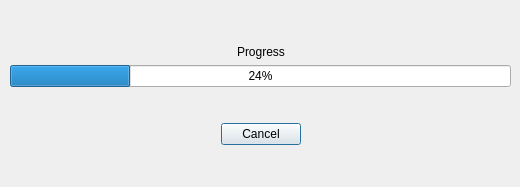
This is progress_form.ui in bastrakov-sergei/Acca_Plugin as Qt 5 draws it before an edit. The edited form follows.
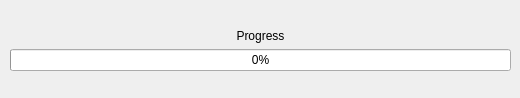
This is the edited form.

Commit message: Adding options in main form.

What changed in the file:
```diff
--- a/progress_form.ui
+++ b/progress_form.ui
@@ -7,7 +7,7 @@
     <x>0</x>
     <y>0</y>
     <width>520</width>
-    <height>187</height>
+    <height>98</height>
    </rect>
   </property>
   <property name="windowTitle">
@@ -19,45 +19,12 @@
      <x>10</x>
      <y>10</y>
      <width>501</width>
-     <height>171</height>
+     <height>81</height>
     </rect>
    </property>
    <layout class="QVBoxLayout" name="verticalLayout">
     <item>
      <layout class="QGridLayout" name="gridLayout">
-      <item row="5" column="1">
-       <widget class="QPushButton" name="btnCancel">
-        <property name="text">
-         <string>Cancel</string>
-        </property>
-       </widget>
-      </item>
-      <item row="5" column="0">
-       <spacer name="horizontalSpacer">
-        <property name="orientation">
-         <enum>Qt::Horizontal</enum>
-        </property>
-        <property name="sizeHint" stdset="0">
-         <size>
-          <width>40</width>
-          <height>20</height>
-         </size>
-        </property>
-       </spacer>
-      </item>
-      <item row="5" column="2">
-       <spacer name="horizontalSpacer_2">
-        <property name="orientation">
-         <enum>Qt::Horizontal</enum>
-        </property>
-        <property name="sizeHint" stdset="0">
-         <size>
-          <width>40</width>
-          <height>20</height>
-         </size>
-        </property>
-       </spacer>
-      </item>
       <item row="0" column="1">
        <widget class="QLabel" name="lblStatus">
         <property name="sizePolicy">
@@ -77,26 +44,10 @@
       <item row="1" column="0" colspan="3">
        <widget class="QProgressBar" name="prBar">
         <property name="value">
-         <number>24</number>
+         <number>0</number>
         </property>
        </widget>
       </item>
-      <item row="4" column="1">
-       <spacer name="verticalSpacer">
-        <property name="orientation">
-         <enum>Qt::Vertical</enum>
-        </property>
-        <property name="sizeType">
-         <enum>QSizePolicy::Maximum</enum>
-        </property>
-        <property name="sizeHint" stdset="0">
-         <size>
-          <width>20</width>
-          <height>30</height>
-         </size>
-        </property>
-       </spacer>
-      </item>
      </layout>
     </item>
    </layout>
```
The commit also changes 5 other files.
